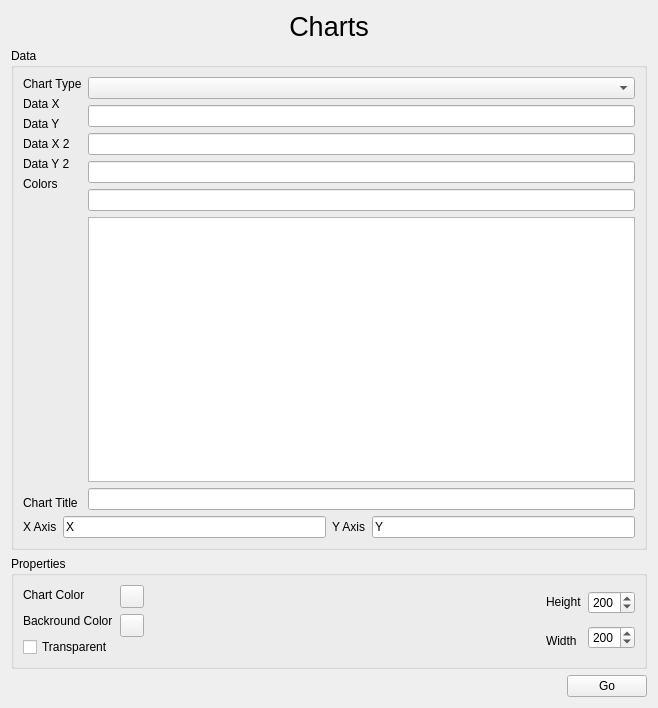
Above: sources/Forms/formcharts.ui from jose94752/ClipEdit before the change. Below: the same form after it.
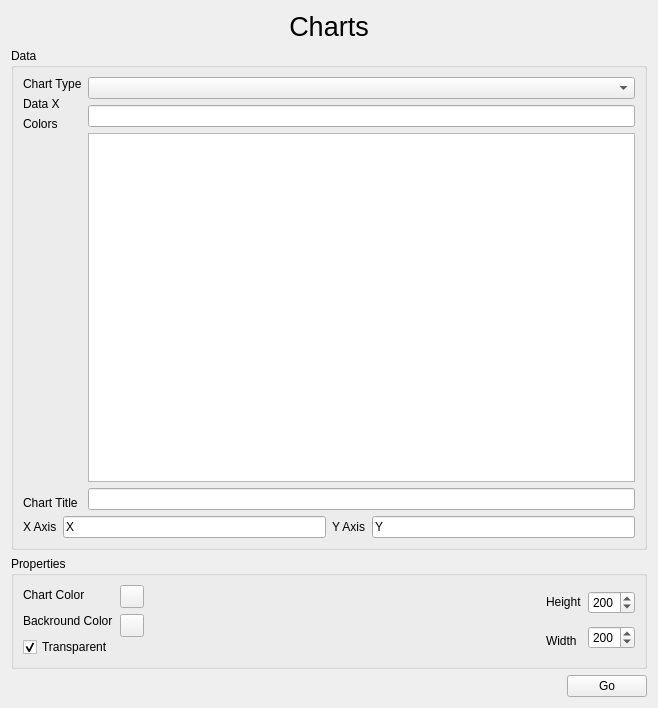
That is the form after the change. Custom widgets are drawn as their Qt base class.

```diff
--- a/sources/Forms/formcharts.ui
+++ b/sources/Forms/formcharts.ui
@@ -63,27 +63,6 @@
                 </property>
                </widget>
               </item>
-              <item>
-               <widget class="QLabel" name="label_8">
-                <property name="text">
-                 <string>Data Y</string>
-                </property>
-               </widget>
-              </item>
-              <item>
-               <widget class="QLabel" name="label_9">
-                <property name="text">
-                 <string>Data X 2 </string>
-                </property>
-               </widget>
-              </item>
-              <item>
-               <widget class="QLabel" name="label_14">
-                <property name="text">
-                 <string>Data Y 2</string>
-                </property>
-               </widget>
-              </item>
               <item>
                <widget class="QLabel" name="label_13">
                 <property name="text">
@@ -121,15 +100,6 @@
               <item>
                <widget class="QLineEdit" name="qData"/>
               </item>
-              <item>
-               <widget class="QLineEdit" name="qDataY"/>
-              </item>
-              <item>
-               <widget class="QLineEdit" name="qDataX2"/>
-              </item>
-              <item>
-               <widget class="QLineEdit" name="qDataY2"/>
-              </item>
               <item>
                <widget class="QTableView" name="gGraphColors"/>
               </item>
@@ -217,6 +187,9 @@
               <property name="text">
                <string>Transparent</string>
               </property>
+              <property name="checked">
+               <bool>true</bool>
+              </property>
              </widget>
             </item>
            </layout>
```
